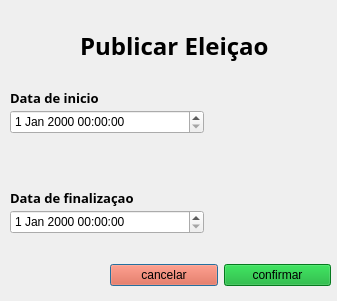
Before: the Qt Designer form statics/ui/publicar.ui in RodriguesGabrielTi/voto-simples, drawn with Qt 5.
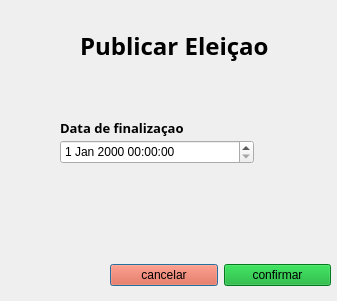
After: the same form once the commit is applied.

Patch:
```diff
--- a/statics/ui/publicar.ui
+++ b/statics/ui/publicar.ui
@@ -13,52 +13,21 @@
   <property name="windowTitle">
    <string>Dialog</string>
   </property>
-  <widget class="QDateTimeEdit" name="data_inicio">
-   <property name="geometry">
-    <rect>
-     <x>10</x>
-     <y>110</y>
-     <width>194</width>
-     <height>24</height>
-    </rect>
-   </property>
-  </widget>
   <widget class="QDateTimeEdit" name="data_fim">
    <property name="geometry">
     <rect>
-     <x>10</x>
-     <y>210</y>
+     <x>60</x>
+     <y>140</y>
      <width>194</width>
      <height>24</height>
     </rect>
    </property>
   </widget>
-  <widget class="QLabel" name="label">
-   <property name="geometry">
-    <rect>
-     <x>10</x>
-     <y>90</y>
-     <width>171</width>
-     <height>16</height>
-    </rect>
-   </property>
-   <property name="font">
-    <font>
-     <family>Roboto Mono for Powerline</family>
-     <pointsize>10</pointsize>
-     <weight>75</weight>
-     <bold>true</bold>
-    </font>
-   </property>
-   <property name="text">
-    <string>Data de inicio</string>
-   </property>
-  </widget>
   <widget class="QLabel" name="label_2">
    <property name="geometry">
     <rect>
-     <x>10</x>
-     <y>190</y>
+     <x>60</x>
+     <y>120</y>
      <width>171</width>
      <height>16</height>
     </rect>
```
